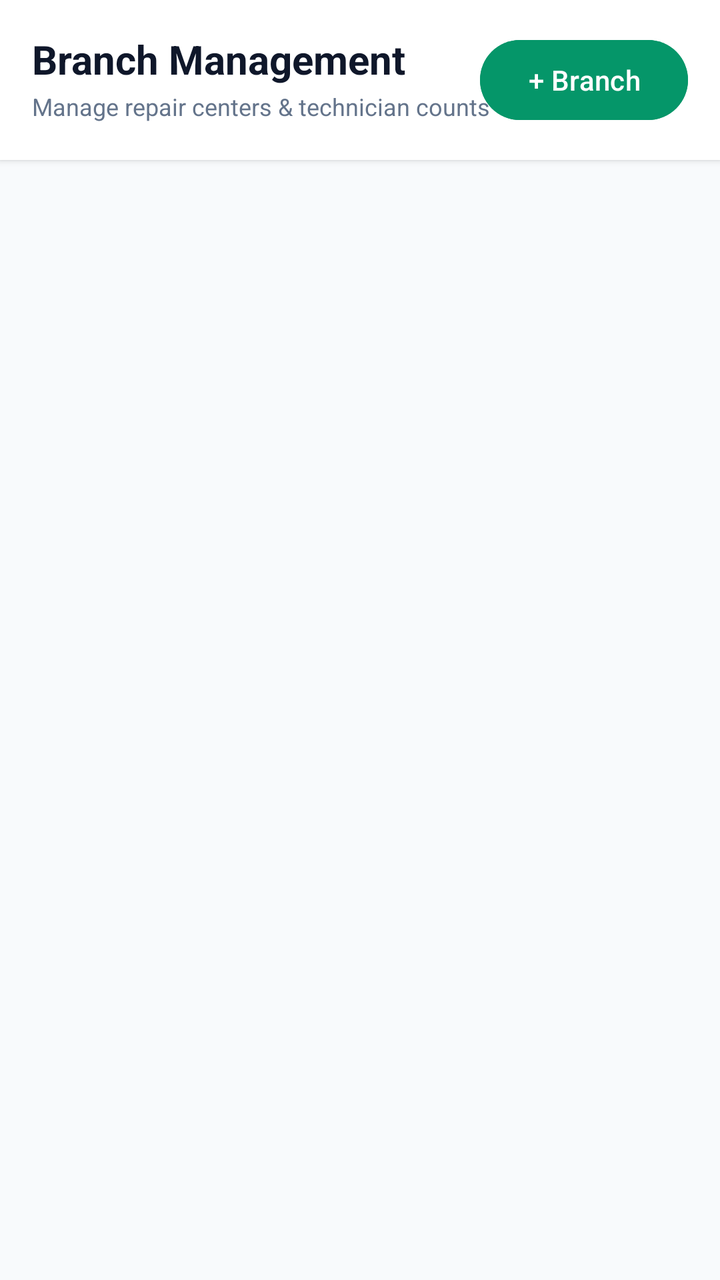
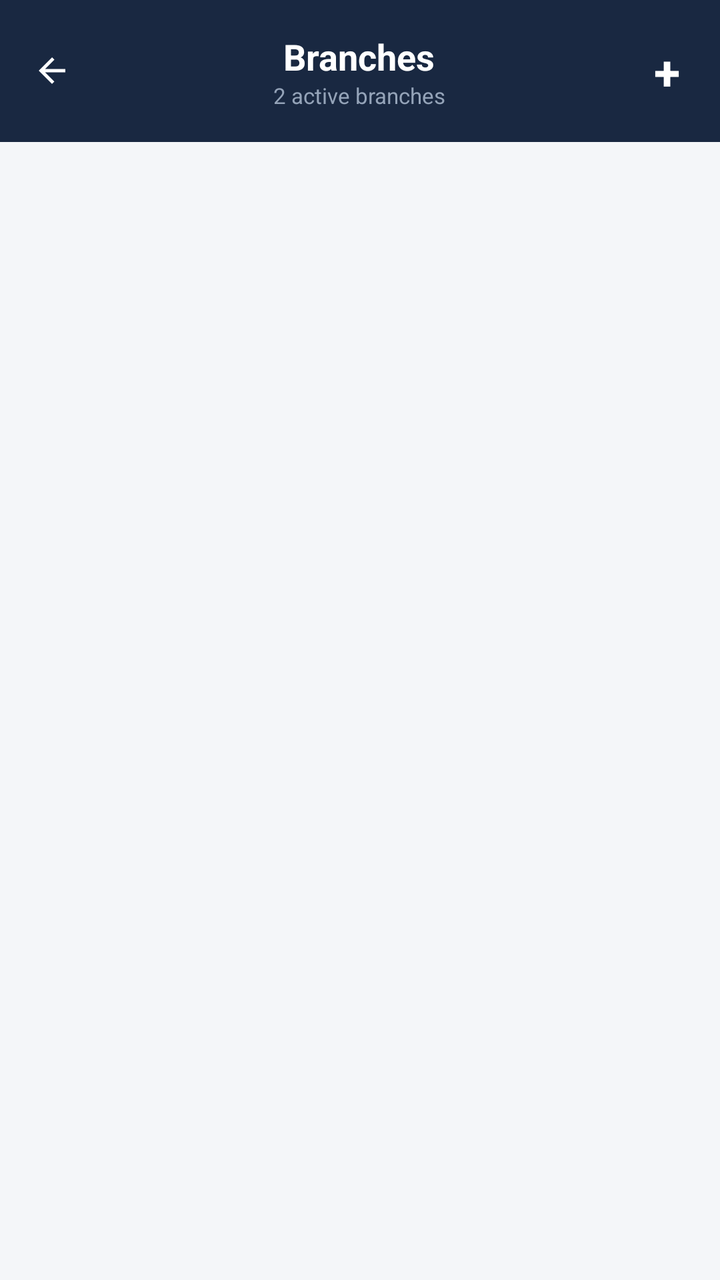

The first picture is an Android layout as it rendered before a commit; the second is the same layout after the commit. The layout source and the unified diff follow.
<!-- AndroidManifest.xml: application theme Theme.TechFix -->
<!-- res/layout/fragment_admin_branches.xml -->
<?xml version="1.0" encoding="utf-8"?>
<LinearLayout 
    xmlns:android="http://schemas.android.com/apk/res/android"
    xmlns:app="http://schemas.android.com/apk/res-auto"
    xmlns:tools="http://schemas.android.com/tools"
    android:layout_width="match_parent"
    android:layout_height="match_parent"
    android:orientation="vertical"
    android:background="#F8FAFC">


    <RelativeLayout
        android:layout_width="match_parent"
        android:layout_height="wrap_content"
        android:background="#FFFFFF"
        android:padding="16dp"
        android:elevation="2dp">

        <LinearLayout
            android:layout_width="wrap_content"
            android:layout_height="wrap_content"
            android:orientation="vertical">

            <TextView
                android:layout_width="wrap_content"
                android:layout_height="wrap_content"
                android:text="Branch Management"
                android:textSize="20sp"
                android:textStyle="bold"
                android:textColor="#0F172A" />

            <TextView
                android:layout_width="wrap_content"
                android:layout_height="wrap_content"
                android:layout_marginTop="2dp"
                android:text="Manage repair centers &amp; technician counts"
                android:textSize="12sp"
                android:textColor="#64748B" />
        </LinearLayout>

        <com.google.android.material.button.MaterialButton
            android:id="@+id/btnAddBranch"
            android:layout_width="wrap_content"
            android:layout_height="wrap_content"
            android:layout_alignParentEnd="true"
            android:layout_centerVertical="true"
            android:text="+ Branch"
            android:backgroundTint="#059669" />
    </RelativeLayout>

    <androidx.recyclerview.widget.RecyclerView
        android:id="@+id/rvBranchesList"
        android:layout_width="match_parent"
        android:layout_height="0dp"
        android:layout_weight="1"
        android:paddingVertical="8dp"
        tools:listitem="@layout/item_branch_card" />


</LinearLayout>
<!-- res/layout/item_branch_card.xml (included above) -->
<?xml version="1.0" encoding="utf-8"?>
<com.google.android.material.card.MaterialCardView 
    xmlns:android="http://schemas.android.com/apk/res/android"
    xmlns:app="http://schemas.android.com/apk/res-auto"
    android:layout_width="match_parent"
    android:layout_height="wrap_content"
    android:layout_marginHorizontal="16dp"
    android:layout_marginVertical="8dp"
    app:cardCornerRadius="20dp"
    app:cardElevation="2dp"
    app:strokeColor="#E2E8F0"
    app:strokeWidth="1.2dp"
    app:cardBackgroundColor="#FFFFFF">

    <LinearLayout
        android:layout_width="match_parent"
        android:layout_height="wrap_content"
        android:orientation="vertical"
        android:padding="20dp">

        <RelativeLayout
            android:layout_width="match_parent"
            android:layout_height="wrap_content">

            <TextView
                android:id="@+id/tvBranchName"
                android:layout_width="wrap_content"
                android:layout_height="wrap_content"
                android:layout_alignParentStart="true"
                android:layout_toStartOf="@id/tvBranchStatsBadge"
                android:layout_marginEnd="8dp"
                android:text="TechFix Colombo"
                android:textSize="18sp"
                android:textStyle="bold"
                android:textColor="#0F172A" />

            <TextView
                android:id="@+id/tvBranchStatsBadge"
                android:layout_width="wrap_content"
                android:layout_height="wrap_content"
                android:layout_alignParentEnd="true"
                android:text="8 Techs • 15 Repairs"
                android:textSize="11sp"
                android:textStyle="bold"
                android:textColor="#1E40AF"
                android:background="@drawable/bg_pill_badge"
                android:backgroundTint="#DBEAFE"
                android:paddingHorizontal="12dp"
                android:paddingVertical="5dp" />
        </RelativeLayout>

        <TextView
            android:id="@+id/tvBranchAddress"
            android:layout_width="wrap_content"
            android:layout_height="wrap_content"
            android:layout_marginTop="6dp"
            android:text="📍 142 Galle Road, Colombo 03"
            android:textSize="13sp"
            android:textColor="#64748B" />

        <TextView
            android:id="@+id/tvBranchContactAndHours"
            android:layout_width="wrap_content"
            android:layout_height="wrap_content"
            android:layout_marginTop="4dp"
            android:text="📞 +94 11 234 5678  •  🕒 08:00 AM - 07:00 PM"
            android:textSize="12sp"
            android:textColor="#94A3B8" />

    </LinearLayout>

</com.google.android.material.card.MaterialCardView>
<!-- resources referenced by this layout -->
<resources>
  <!-- drawable bg_pill_badge (drawable) -->
  <?xml version="1.0" encoding="utf-8"?>
  <shape xmlns:android="http://schemas.android.com/apk/res/android"
      android:shape="rectangle">
      <solid android:color="#FEE2E2" />
      <corners android:radius="12dp" />
  </shape>
  <style name="Theme.TechFix" parent="Base.Theme.TechFix" />
  <style name="Base.Theme.TechFix" parent="Theme.Material3.DayNight.NoActionBar">
          
          
      </style>
</resources>

<!-- the commit's change to res/layout/fragment_admin_branches.xml (unified diff, before → after) -->
@@ -6,46 +6,61 @@
     android:layout_width="match_parent"
     android:layout_height="match_parent"
     android:orientation="vertical"
-    android:background="#F8FAFC">
+    android:background="@color/bg_app">
 
-
+    
     <RelativeLayout
         android:layout_width="match_parent"
         android:layout_height="wrap_content"
-        android:background="#FFFFFF"
-        android:padding="16dp"
-        android:elevation="2dp">
+        android:background="@color/navy_header"
+        android:paddingHorizontal="16dp"
+        android:paddingTop="18dp"
+        android:paddingBottom="14dp">
+
+        <ImageView
+            android:id="@+id/btnBack"
+            android:layout_width="20dp"
+            android:layout_height="20dp"
+            android:layout_alignParentStart="true"
+            android:layout_centerVertical="true"
+            android:src="@drawable/ic_arrow_back"
+            app:tint="@color/white" />
 
         <LinearLayout
             android:layout_width="wrap_content"
             android:layout_height="wrap_content"
+            android:layout_centerInParent="true"
+            android:gravity="center"
             android:orientation="vertical">
 
             <TextView
                 android:layout_width="wrap_content"
                 android:layout_height="wrap_content"
-                android:text="Branch Management"
-                android:textSize="20sp"
+                android:text="Branches"
+                android:textSize="18sp"
                 android:textStyle="bold"
-                android:textColor="#0F172A" />
+                android:textColor="@color/white" />
 
             <TextView
+                android:id="@+id/tvBranchSubtitle"
                 android:layout_width="wrap_content"
                 android:layout_height="wrap_content"
-                android:layout_marginTop="2dp"
-                android:text="Manage repair centers &amp; technician counts"
-                android:textSize="12sp"
-                android:textColor="#64748B" />
+                android:text="2 active branches"
+                android:textSize="11sp"
+                android:textColor="@color/navy_header_sub" />
         </LinearLayout>
 
-        <com.google.android.material.button.MaterialButton
+        <TextView
             android:id="@+id/btnAddBranch"
             android:layout_width="wrap_content"
             android:layout_height="wrap_content"
             android:layout_alignParentEnd="true"
             android:layout_centerVertical="true"
-            android:text="+ Branch"
-            android:backgroundTint="#059669" />
+            android:text="+"
+            android:textSize="24sp"
+            android:textStyle="bold"
+            android:textColor="@color/white"
+            android:paddingHorizontal="4dp" />
     </RelativeLayout>
 
     <androidx.recyclerview.widget.RecyclerView
@@ -53,9 +68,9 @@
         android:layout_width="match_parent"
         android:layout_height="0dp"
         android:layout_weight="1"
-        android:paddingVertical="8dp"
+        android:paddingVertical="4dp"
+        android:clipToPadding="false"
         tools:listitem="@layout/item_branch_card" />
-
 
 </LinearLayout>
 <!-- res/layout/item_branch_card.xml (included above) -->
@@ -65,19 +80,19 @@
     xmlns:app="http://schemas.android.com/apk/res-auto"
     android:layout_width="match_parent"
     android:layout_height="wrap_content"
-    android:layout_marginHorizontal="16dp"
-    android:layout_marginVertical="8dp"
-    app:cardCornerRadius="20dp"
-    app:cardElevation="2dp"
-    app:strokeColor="#E2E8F0"
-    app:strokeWidth="1.2dp"
-    app:cardBackgroundColor="#FFFFFF">
+    android:layout_marginHorizontal="12dp"
+    android:layout_marginVertical="4dp"
+    app:cardCornerRadius="12dp"
+    app:cardElevation="1dp"
+    app:strokeColor="@color/divider_color"
+    app:strokeWidth="1dp"
+    app:cardBackgroundColor="@color/card_bg">
 
     <LinearLayout
         android:layout_width="match_parent"
         android:layout_height="wrap_content"
         android:orientation="vertical"
-        android:padding="20dp">
+        android:padding="12dp">
 
         <RelativeLayout
             android:layout_width="match_parent"
@@ -88,45 +103,81 @@
                 android:layout_width="wrap_content"
                 android:layout_height="wrap_content"
                 android:layout_alignParentStart="true"
-                android:layout_toStartOf="@id/tvBranchStatsBadge"
-                android:layout_marginEnd="8dp"
-                android:text="TechFix Colombo"
-                android:textSize="18sp"
+                android:layout_toStartOf="@id/switchBranch"
+                android:layout_marginEnd="4dp"
+                android:text="TechFix — Colombo 03"
+                android:textSize="15sp"
                 android:textStyle="bold"
-                android:textColor="#0F172A" />
+                android:textColor="@color/navy_header" />
 
-            <TextView
-                android:id="@+id/tvBranchStatsBadge"
+            <androidx.appcompat.widget.SwitchCompat
+                android:id="@+id/switchBranch"
                 android:layout_width="wrap_content"
                 android:layout_height="wrap_content"
                 android:layout_alignParentEnd="true"
-                android:text="8 Techs • 15 Repairs"
-                android:textSize="11sp"
-                android:textStyle="bold"
-                android:textColor="#1E40AF"
-                android:background="@drawable/bg_pill_badge"
-                android:backgroundTint="#DBEAFE"
-                android:paddingHorizontal="12dp"
-                android:paddingVertical="5dp" />
+                android:checked="true"
+                app:thumbTint="@color/badge_green_text"
+                app:trackTint="#A7F3D0" />
         </RelativeLayout>
 
         <TextView
             android:id="@+id/tvBranchAddress"
             android:layout_width="wrap_content"
             android:layout_height="wrap_content"
-            android:layout_marginTop="6dp"
-            android:text="📍 142 Galle Road, Colombo 03"
-            android:textSize="13sp"
-            android:textColor="#64748B" />
+            android:layout_gravity="center_horizontal"
+            android:text="No. 62, Galle Road, Colombo 03"
+            android:textSize="12sp"
+            android:textColor="@color/text_secondary" />
 
         <TextView
             android:id="@+id/tvBranchContactAndHours"
             android:layout_width="wrap_content"
             android:layout_height="wrap_content"
-            android:layout_marginTop="4dp"
-            android:text="📞 +94 11 234 5678  •  🕒 08:00 AM - 07:00 PM"
-            android:textSize="12sp"
-            android:textColor="#94A3B8" />
+            android:layout_gravity="center_horizontal"
+            android:text="Open 9:00 AM – 7:00 PM"
+            android:textSize="11sp"
+            android:textColor="@color/text_secondary" />
+
+        <TextView
+            android:id="@+id/tvBranchStatsBadge"
+            android:layout_width="wrap_content"
+            android:layout_height="wrap_content"
+            android:layout_gravity="center_horizontal"
+            android:text="📍 6.9147° N, 79.8560° E"
+            android:textSize="11sp"
+            android:textColor="@color/text_muted" />
+
+        <View
+            android:layout_width="match_parent"
+            android:layout_height="1dp"
+            android:layout_marginTop="8dp"
+            android:layout_marginBottom="8dp"
+            android:background="@color/divider_color" />
+
+        <RelativeLayout
+            android:layout_width="match_parent"
+            android:layout_height="wrap_content">
+
+            <TextView
+                android:id="@+id/tvEditDetails"
+                android:layout_width="wrap_content"
+                android:layout_height="wrap_content"
+                android:layout_alignParentStart="true"
+                android:text="Edit Details"
+                android:textSize="12sp"
+                android:textStyle="bold"
+                android:textColor="@color/badge_blue_text" />
+
+            <TextView
+                android:id="@+id/tvViewTechnicians"
+                android:layout_width="wrap_content"
+                android:layout_height="wrap_content"
+                android:layout_alignParentEnd="true"
+                android:text="View Technicians (4)"
+                android:textSize="12sp"
+                android:textStyle="bold"
+                android:textColor="@color/badge_blue_text" />
+        </RelativeLayout>
 
     </LinearLayout>
 
<!-- resource entries referenced after the edit -->
@@ -1,16 +1,35 @@
 <!-- resources referenced by this layout -->
 <resources>
-  <!-- drawable bg_pill_badge (drawable) -->
-  <?xml version="1.0" encoding="utf-8"?>
-  <shape xmlns:android="http://schemas.android.com/apk/res/android"
-      android:shape="rectangle">
-      <solid android:color="#FEE2E2" />
-      <corners android:radius="12dp" />
-  </shape>
+  <color name="badge_blue_text">#0284C7</color>
+  <color name="badge_green_text">#16A34A</color>
+  <color name="bg_app">#F4F6F9</color>
+  <color name="card_bg">#FFFFFF</color>
+  <color name="divider_color">#E2E8F0</color>
+  <color name="navy_header">#192841</color>
+  <color name="navy_header_sub">#94A3B8</color>
+  <color name="text_muted">#94A3B8</color>
+  <color name="text_secondary">#64748B</color>
+  <color name="white">#FFFFFFFF</color>
+  <!-- drawable ic_arrow_back (drawable) -->
+  <vector xmlns:android="http://schemas.android.com/apk/res/android"
+      android:width="24dp"
+      android:height="24dp"
+      android:viewportWidth="24"
+      android:viewportHeight="24">
+    <path
+        android:fillColor="#FFFFFF"
+        android:pathData="M20,11H7.83l5.59,-5.59L12,4l-8,8 8,8 1.41,-1.41L7.83,13H20v-2z"/>
+  </vector>
   <style name="Theme.TechFix" parent="Base.Theme.TechFix" />
   <style name="Base.Theme.TechFix" parent="Theme.Material3.DayNight.NoActionBar">
           
-          
+          <item name="colorPrimary">@color/accent_amber</item>
+          <item name="colorOnPrimary">@color/white</item>
+          <item name="colorPrimaryContainer">@color/navy_header</item>
+          <item name="colorOnPrimaryContainer">@color/white</item>
+          <item name="android:windowBackground">@color/bg_app</item>
+          <item name="android:statusBarColor">@color/navy_header</item>
       </style>
+  <color name="accent_amber">#F59E0B</color>
 </resources>
 
